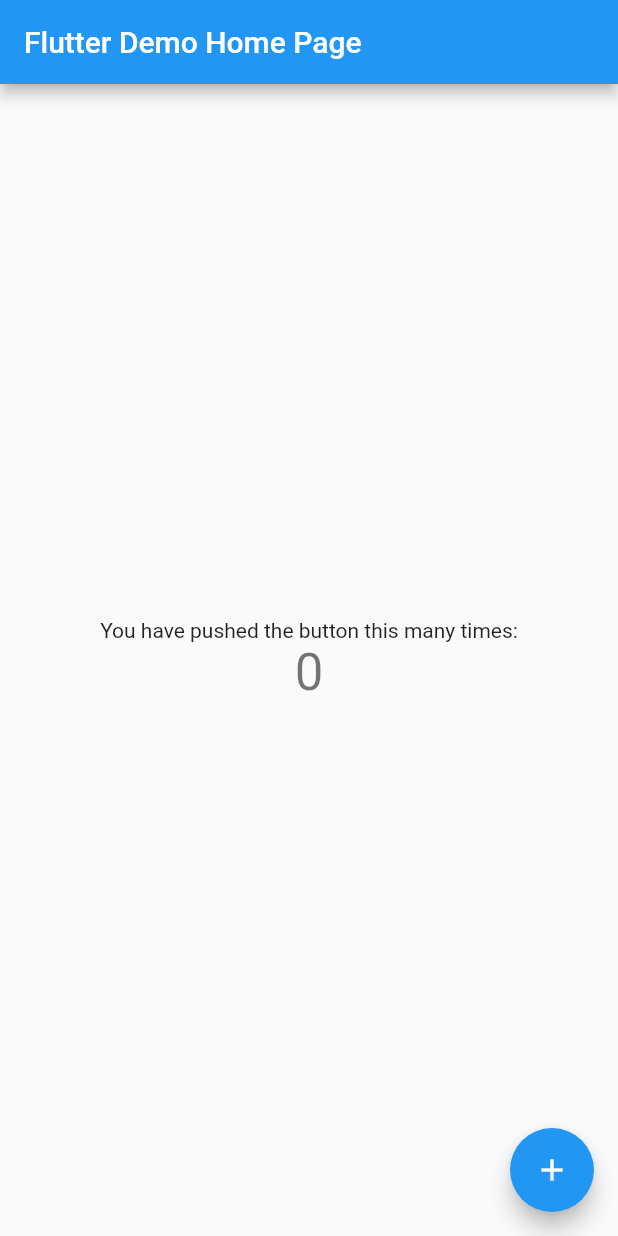
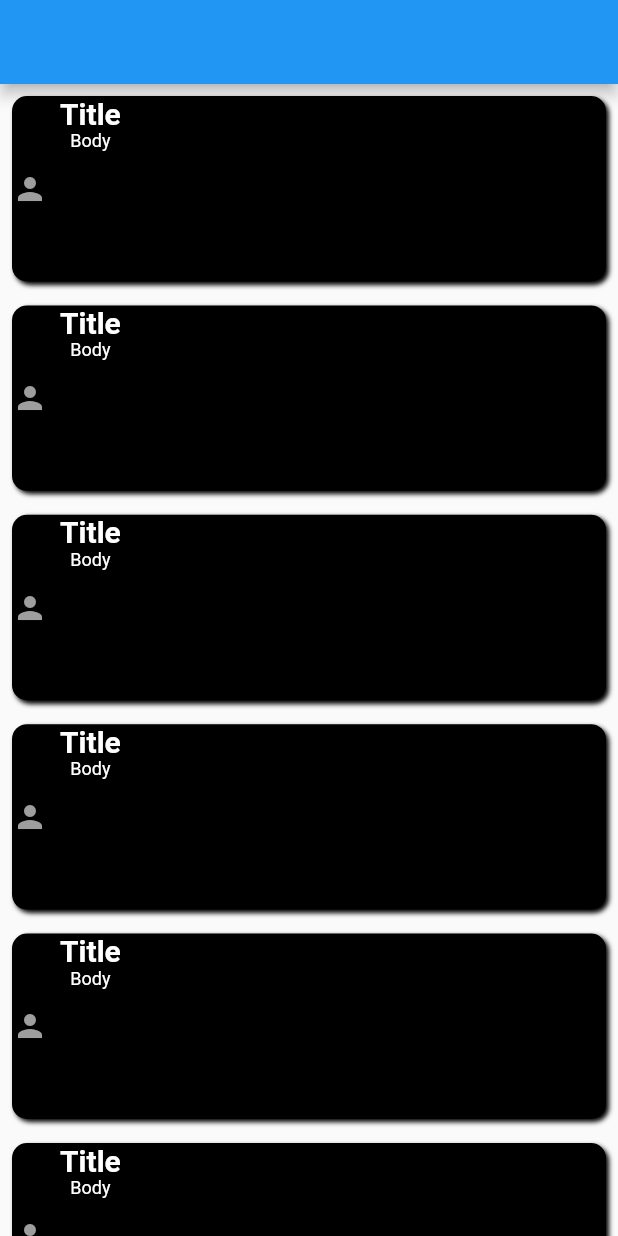
Before and after one commit to Ahmadexe/REST-api-with-Flutter, a Flutter app: the screen it shows after launch, on a phone screen of 412 x 824 dp. Run offline on Flutter 3.47's test engine with Material 2 defaults, Android fonts, the phone set to English and light mode, and no system bars.

Commit message:
Home screen post widget added

```diff
--- a/lib/main.dart
+++ b/lib/main.dart
@@ -1,115 +1,15 @@
 import 'package:flutter/material.dart';
+import 'package:flutter_restapi/screens/home_screen.dart';
 
-void main() {
-  runApp(const MyApp());
-}
+void main() => runApp(MyApp());
 
 class MyApp extends StatelessWidget {
   const MyApp({super.key});
 
-  // This widget is the root of your application.
   @override
   Widget build(BuildContext context) {
     return MaterialApp(
-      title: 'Flutter Demo',
-      theme: ThemeData(
-        // This is the theme of your application.
-        //
-        // Try running your application with "flutter run". You'll see the
-        // application has a blue toolbar. Then, without quitting the app, try
-        // changing the primarySwatch below to Colors.green and then invoke
-        // "hot reload" (press "r" in the console where you ran "flutter run",
-        // or simply save your changes to "hot reload" in a Flutter IDE).
-        // Notice that the counter didn't reset back to zero; the application
-        // is not restarted.
-        primarySwatch: Colors.blue,
-      ),
-      home: const MyHomePage(title: 'Flutter Demo Home Page'),
+      home: HomeScreen(),
     );
   }
 }
-
-class MyHomePage extends StatefulWidget {
-  const MyHomePage({super.key, required this.title});
-
-  // This widget is the home page of your application. It is stateful, meaning
-  // that it has a State object (defined below) that contains fields that affect
-  // how it looks.
-
-  // This class is the configuration for the state. It holds the values (in this
-  // case the title) provided by the parent (in this case the App widget) and
-  // used by the build method of the State. Fields in a Widget subclass are
-  // always marked "final".
-
-  final String title;
-
-  @override
-  State<MyHomePage> createState() => _MyHomePageState();
-}
-
-class _MyHomePageState extends State<MyHomePage> {
-  int _counter = 0;
-
-  void _incrementCounter() {
-    setState(() {
-      // This call to setState tells the Flutter framework that something has
-      // changed in this State, which causes it to rerun the build method below
-      // so that the display can reflect the updated values. If we changed
-      // _counter without calling setState(), then the build method would not be
-      // called again, and so nothing would appear to happen.
-      _counter++;
-    });
-  }
-
-  @override
-  Widget build(BuildContext context) {
-    // This method is rerun every time setState is called, for instance as done
-    // by the _incrementCounter method above.
-    //
-    // The Flutter framework has been optimized to make rerunning build methods
-    // fast, so that you can just rebuild anything that needs updating rather
-    // than having to individually change instances of widgets.
-    return Scaffold(
-      appBar: AppBar(
-        // Here we take the value from the MyHomePage object that was created by
-        // the App.build method, and use it to set our appbar title.
-        title: Text(widget.title),
-      ),
-      body: Center(
-        // Center is a layout widget. It takes a single child and positions it
-        // in the middle of the parent.
-        child: Column(
-          // Column is also a layout widget. It takes a list of children and
-          // arranges them vertically. By default, it sizes itself to fit its
-          // children horizontally, and tries to be as tall as its parent.
-          //
-          // Invoke "debug painting" (press "p" in the console, choose the
-          // "Toggle Debug Paint" action from the Flutter Inspector in Android
-          // Studio, or the "Toggle Debug Paint" command in Visual Studio Code)
-          // to see the wireframe for each widget.
-          //
-          // Column has various properties to control how it sizes itself and
-          // how it positions its children. Here we use mainAxisAlignment to
-          // center the children vertically; the main axis here is the vertical
-          // axis because Columns are vertical (the cross axis would be
-          // horizontal).
-          mainAxisAlignment: MainAxisAlignment.center,
-          children: <Widget>[
-            const Text(
-              'You have pushed the button this many times:',
-            ),
-            Text(
-              '$_counter',
-              style: Theme.of(context).textTheme.headline4,
-            ),
-          ],
-        ),
-      ),
-      floatingActionButton: FloatingActionButton(
-        onPressed: _incrementCounter,
-        tooltip: 'Increment',
-        child: const Icon(Icons.add),
-      ), // This trailing comma makes auto-formatting nicer for build methods.
-    );
-  }
-}
--- /dev/null
+++ b/lib/models/post.dart
@@ -0,0 +1,37 @@
+// To parse this JSON data, do
+//
+//     final post = postFromJson(jsonString);
+
+import 'dart:convert';
+
+List<Post> postFromJson(String str) => List<Post>.from(json.decode(str).map((x) => Post.fromJson(x)));
+
+String postToJson(List<Post> data) => json.encode(List<dynamic>.from(data.map((x) => x.toJson())));
+
+class Post {
+    Post({
+        required this.userId,
+        required this.id,
+        required this.title,
+        this.body,
+    });
+
+    int userId;
+    int id;
+    String title;
+    String? body;
+
+    factory Post.fromJson(Map<String, dynamic> json) => Post(
+        userId: json["userId"],
+        id: json["id"],
+        title: json["title"],
+        body: json["body"],
+    );
+
+    Map<String, dynamic> toJson() => {
+        "userId": userId,
+        "id": id,
+        "title": title,
+        "body": body,
+    };
+}
--- /dev/null
+++ b/lib/screens/home_screen.dart
@@ -0,0 +1,25 @@
+import 'package:flutter/material.dart';
+import 'package:flutter_restapi/widgets/post_card.dart';
+
+class HomeScreen extends StatefulWidget {
+  const HomeScreen({super.key});
+
+  @override
+  State<HomeScreen> createState() => _HomeScreenState();
+}
+
+class _HomeScreenState extends State<HomeScreen> {
+  @override
+  Widget build(BuildContext context) {
+    return Scaffold(
+      appBar: AppBar(),
+      body: ListView.builder(
+        itemCount: 10,
+        itemBuilder: ((context, index) {
+        return Container(
+          child: PostCard(),
+        );
+      }))
+    );
+  }
+}
--- /dev/null
+++ b/lib/widgets/post_card.dart
@@ -0,0 +1,52 @@
+import 'package:flutter/material.dart';
+
+class PostCard extends StatelessWidget {
+  const PostCard({super.key});
+
+  @override
+  Widget build(BuildContext context) {
+    return Padding(
+      padding: const EdgeInsets.all(8.0),
+      child: Container(
+          decoration: BoxDecoration(
+            color: Colors.black,
+            boxShadow: const [
+              BoxShadow(
+                color: Colors.black,
+                blurRadius: 2.0,
+                spreadRadius: 0.0,
+                offset: Offset(2.0, 2.0), // shadow direction: bottom right
+              )
+            ],
+            borderRadius: BorderRadius.circular(10.0),
+          ),
+          height: MediaQuery.of(context).size.height * 0.15,
+          child: Row(
+            children: [
+              Icon(Icons.person, color: Colors.grey),
+              const SizedBox(width: 8,),
+              Column(
+                children: [
+                  Text(
+                    'Title',
+                    style: TextStyle(
+                      color: Colors.white,
+                      fontSize: 20.0,
+                      fontWeight: FontWeight.bold,
+                    ),
+                  ),
+                  Text(
+                    'Body',
+                    style: TextStyle(
+                      color: Colors.white,
+                      fontSize: 12.0,
+                    ),
+                  ),
+                ],
+              )
+            ],
+          ),
+      ),
+    );
+  }
+}
```
